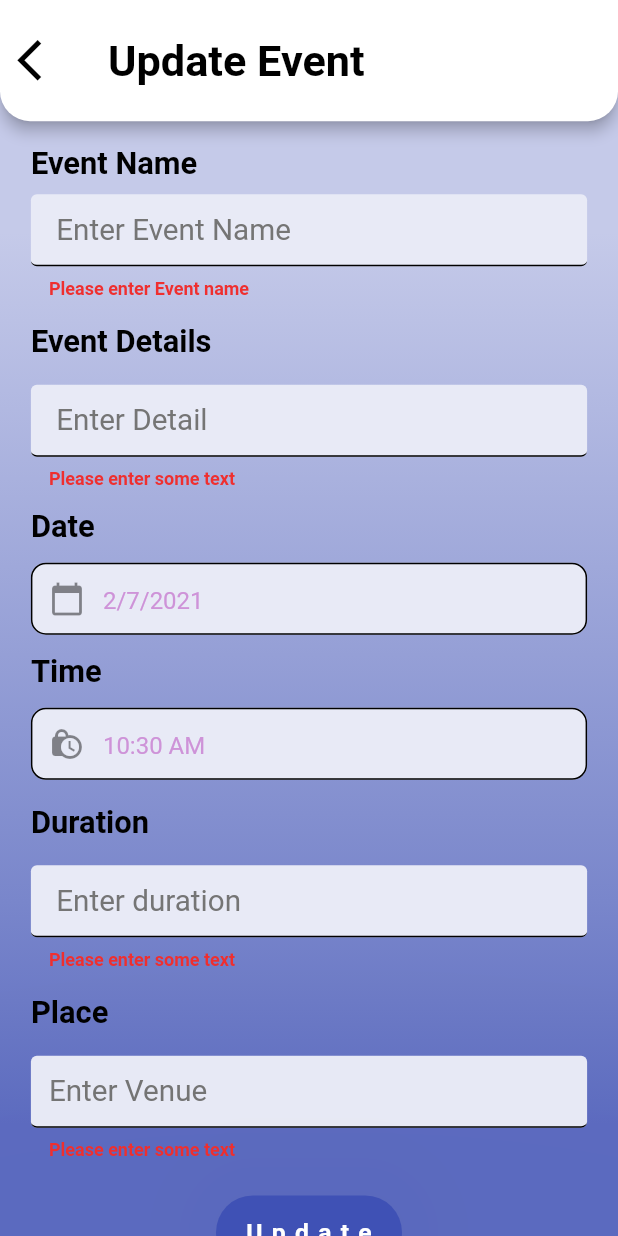
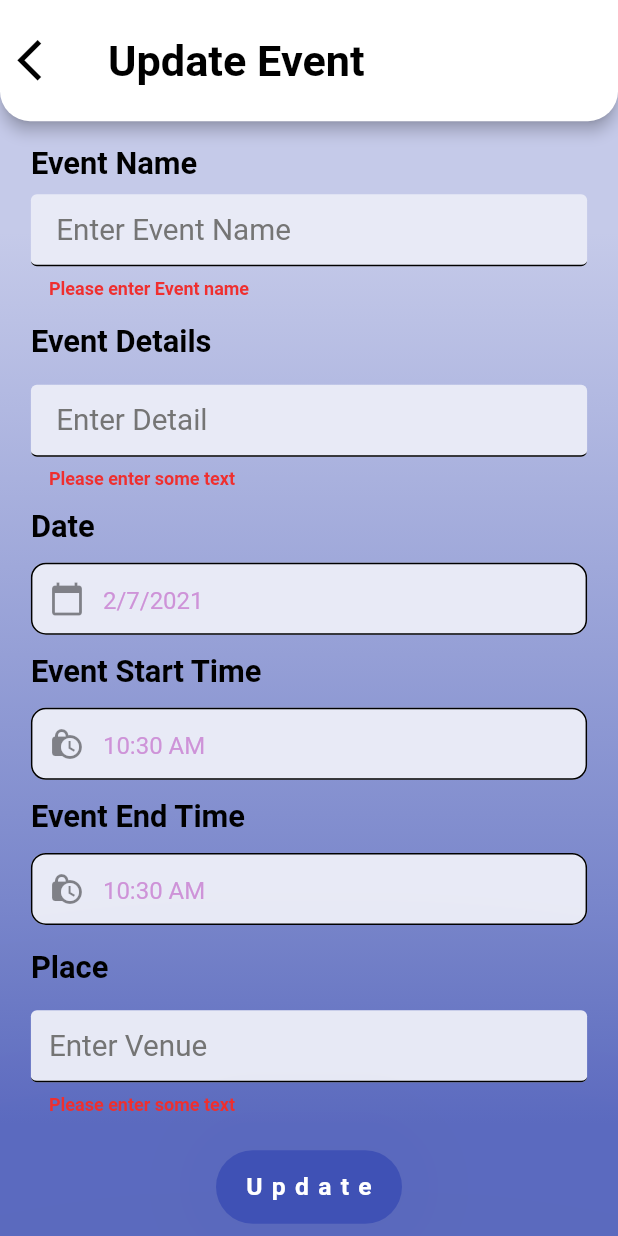
Before and after one commit to open-roboclub/roboclub-flutter, a Flutter app: the EventForm screen opened directly, after a tap on "Update", on a phone screen of 412 x 824 dp. Run offline on Flutter 3.47's test engine with Material 2 defaults, Android fonts, the phone set to English and light mode, and no system bars; our stand-ins replace cloud_firestore, date_format, firebase_auth, google_fonts, google_maps_flutter, google_sign_in and 2 more; accounts and stored records are empty; Roboto replaces fonts that are missing (OpenSans, Signatra).

Commit message:
events fetching done1

```diff
--- a/lib/forms/event.dart
+++ b/lib/forms/event.dart
@@ -18,19 +18,20 @@ class _EventFormState extends State<EventForm> {
   final _formKey = GlobalKey<FormState>();
 
 
-  String _eventName, _details, _posterImg, _duration, _place, _setTime, _setDate;
+  String _eventName, _details, _posterImg, _setEndTime, _place, _setStartTime, _setDate;
 
   String _hour, _minute, _time;
   String dateTime;
   DateTime selectedDate = DateTime.now();
-  TimeOfDay selectedTime = TimeOfDay(hour: 00, minute: 00);
+  TimeOfDay selectedStartTime = TimeOfDay(hour: 00, minute: 00);
+  TimeOfDay selectedEndTime = TimeOfDay(hour: 00, minute: 00);
 
   TextEditingController _dateController = TextEditingController();
-  TextEditingController _timeController = TextEditingController();
+  TextEditingController _startTimeController = TextEditingController();
+  TextEditingController _endTimeController = TextEditingController();
   final eventNameController = TextEditingController();
   final detailController = TextEditingController();
   final posterImgController = TextEditingController();
-  final duratiomController = TextEditingController();
   final placeController = TextEditingController();
 
 
@@ -48,20 +49,37 @@ class _EventFormState extends State<EventForm> {
       });
   }
 
-  Future<Null> _selectTime(BuildContext context) async {
+  Future<Null> _selectStartTime(BuildContext context) async {
     final TimeOfDay picked = await showTimePicker(
       context: context,
-      initialTime: selectedTime,
+      initialTime: selectedStartTime,
     );
     if (picked != null)
       setState(() {
-        selectedTime = picked;
-        _hour = selectedTime.hour.toString();
-        _minute = selectedTime.minute.toString();
+        selectedStartTime = picked;
+        _hour = selectedStartTime.hour.toString();
+        _minute = selectedStartTime.minute.toString();
         _time = _hour + ' : ' + _minute;
-        _timeController.text = _time;
-        _timeController.text = formatDate(
-            DateTime(2019, 08, 1, selectedTime.hour, selectedTime.minute),
+        _startTimeController.text = _time;
+        _startTimeController.text = formatDate(
+            DateTime(2019, 08, 1, selectedStartTime.hour, selectedStartTime.minute),
+            [hh, ':', nn, " ", am]).toString();
+      });
+  }
+  Future<Null> _selectEndTime(BuildContext context) async {
+    final TimeOfDay picked = await showTimePicker(
+      context: context,
+      initialTime: selectedEndTime,
+    );
+    if (picked != null)
+      setState(() {
+        selectedEndTime = picked;
+        _hour = selectedEndTime.hour.toString();
+        _minute = selectedEndTime.minute.toString();
+        _time = _hour + ' : ' + _minute;
+        _endTimeController.text = _time;
+        _endTimeController.text = formatDate(
+            DateTime(2019, 08, 1, selectedEndTime.hour, selectedEndTime.minute),
             [hh, ':', nn, " ", am]).toString();
       });
   }
@@ -69,8 +87,11 @@ class _EventFormState extends State<EventForm> {
   @override
   void initState() {
     _dateController.text = DateFormat.yMd().format(DateTime.now());
-
-    _timeController.text = formatDate(
+    _startTimeController.text = formatDate(
+        DateTime(2019, 08, 1, DateTime.now().hour, DateTime.now().minute),
+        [hh, ':', nn, " ", am]).toString();
+    super.initState();
+    _endTimeController.text = formatDate(
         DateTime(2019, 08, 1, DateTime.now().hour, DateTime.now().minute),
         [hh, ':', nn, " ", am]).toString();
     super.initState();
@@ -258,7 +279,7 @@ class _EventFormState extends State<EventForm> {
                     Container(
                       padding: EdgeInsets.symmetric(horizontal:vpW*0.05, vertical: vpH*0.005),
                       alignment: Alignment.topLeft,
-                      child:Text('Time',style: kLabelStyle,
+                      child:Text('Event Start Time',style: kLabelStyle,
                       ),
                     ),
 
@@ -266,9 +287,9 @@ class _EventFormState extends State<EventForm> {
                         padding: EdgeInsets.symmetric(horizontal:vpW*0.05, vertical: vpH*0.01),
                         child: TextFormField(
                           keyboardType: TextInputType.text,
-                          controller: _timeController,
+                          controller: _startTimeController,
                           onSaved: (String value) {
-                            _setTime = value;
+                            _setStartTime = value;
                           },
                           style: TextStyle(
                             color: Colors.purple[200],
@@ -276,7 +297,7 @@ class _EventFormState extends State<EventForm> {
                           ),
                           decoration: InputDecoration(
                             fillColor: Color(0xFFE8EAF6),
-                            hintText: 'Choose Time',
+                            hintText: 'Choose Start Time',
                             hintStyle: kHintTextStyle,
                             enabledBorder: OutlineInputBorder(
                               borderRadius: BorderRadius.circular(10.0),
@@ -288,7 +309,7 @@ class _EventFormState extends State<EventForm> {
                           ),
                           onTap: ()
                           {
-                            _selectTime(context);
+                            _selectStartTime(context);
                           },
 
                         ),
@@ -296,40 +317,43 @@ class _EventFormState extends State<EventForm> {
                     ),
 
                     Container(
-                      padding: EdgeInsets.symmetric(horizontal:vpW*0.05, vertical: vpH*0.01),
+                      padding: EdgeInsets.symmetric(horizontal:vpW*0.05, vertical: vpH*0.005),
                       alignment: Alignment.topLeft,
-                      child:Text('Duration',style: kLabelStyle,
+                      child:Text('Event End Time',style: kLabelStyle,
                       ),
                     ),
+
                       Padding(
                         padding: EdgeInsets.symmetric(horizontal:vpW*0.05, vertical: vpH*0.01),
                         child: TextFormField(
-                        textCapitalization: TextCapitalization.words,
-                        controller: duratiomController,
+                          keyboardType: TextInputType.text,
+                          controller: _endTimeController,
+                          onSaved: (String value) {
+                            _setEndTime = value;
+                          },
                           style: TextStyle(
                             color: Colors.purple[200],
                             fontFamily: 'OpenSans',
                           ),
                           decoration: InputDecoration(
                             fillColor: Color(0xFFE8EAF6),
-                          hintText: ' Enter duration',
+                            hintText: 'Choose End Time',
                             hintStyle: kHintTextStyle,
                             enabledBorder: OutlineInputBorder(
                               borderRadius: BorderRadius.circular(10.0),
                             ),
+                            prefixIcon: Padding(
+                              padding: EdgeInsets.all(12),
+                              child: Icon(Icons.lock_clock),
+                            ),
+                          ),
+                          onTap: ()
+                          {
+                            _selectEndTime(context);
+                          },
+
                         ),
 
-                        validator: (value) {
-                          if (value.isEmpty) {
-                            return 'Please enter some text';
-                          }
-                          return null;
-                        },
-                        onSaved: (value)
-                        {
-                           _duration = value;
-                        },
-                      ),
                     ),
                     Container(
                       padding: EdgeInsets.symmetric(horizontal:vpW*0.05, vertical: vpH*0.01),
@@ -384,16 +408,17 @@ class _EventFormState extends State<EventForm> {
                               eventName: _eventName,
                               details: _details,
                               date: _setDate,
-                              time: _setTime,
+                              startTime: _setStartTime,
                               place: _place,
-                              duration: _duration,
+                              endTime: _setEndTime,
                               posterURL: "",);
                               print("saved");
                               eventNameController.clear();
                               detailController.clear();
                               _dateController.clear();
+                              _startTimeController.clear();
+                              _endTimeController.clear();
                               placeController.clear();
-                              duratiomController.clear();
                               showDialog(
                               context: context,
                               builder: (BuildContext context) {
--- a/lib/models/event.dart
+++ b/lib/models/event.dart
@@ -1,20 +1,20 @@
 class Event {
   String eventName;
   String details;
-  String duration;
+  String endTime;
   String place;
   String posterURL;
-  String time;
+  String startTime;
   String date;
 
   Event({
     this.eventName,
     this.details,
     this.place,
-    this.time,
+    this.startTime,
     this.date,
     this.posterURL,
-    this.duration,
+    this.endTime,
   });
 
   Map toMap(Event event) {
@@ -22,10 +22,10 @@ class Event {
     data['eventName'] = event.eventName;
     data['details'] = event.details;
     data["place"] = event.place;
-    data["time"] = event.time;
+    data["startTime"] = event.startTime;
     data["date"] = event.date;
     data["posterURL"] = event.posterURL;
-    data["duration"] = event.duration;
+    data["endTime"] = event.endTime;
 
     return data;
   }
@@ -35,9 +35,9 @@ class Event {
     this.eventName = mapData['eventName'];
     this.details = mapData['details'];
     this.place = mapData['place'];
-    this.time = mapData['time'];
+    this.endTime = mapData['endTime'];
     this.date = mapData['date'];
     this.posterURL = mapData['posterURL'];
-    this.duration = mapData['duration'];
+    this.startTime = mapData['startTime'];
   }
 }
--- a/lib/screens/project_info.dart
+++ b/lib/screens/project_info.dart
@@ -27,7 +27,7 @@ class _ProjectInfoState extends State<ProjectInfo> {
     vpW = getViewportWidth(context);
     var heading = TextStyle(fontSize: vpH*0.03,fontWeight:FontWeight.bold);
 
-    bool _ongoing = false;
+    bool _ongoing = true;
 
     return SafeArea(
       child: Scaffold(
--- a/lib/screens/show_event_screen.dart
+++ b/lib/screens/show_event_screen.dart
@@ -5,9 +5,9 @@ import 'package:roboclub_flutter/models/event.dart';
 class ShowEventScreen extends StatefulWidget {
 
 
-  final Event event;
+  final Event eventinfo;
 
-  ShowEventScreen({Key key, this.event}) : super(key:key);
+  ShowEventScreen({Key key, this.eventinfo}) : super(key:key);
 
   @override
   _ShowEventScreenState createState() => _ShowEventScreenState();
@@ -92,7 +92,7 @@ class _ShowEventScreenState extends State<ShowEventScreen> {
                         Padding(
                           padding: const EdgeInsets.only(left: 15, top: 12),
                           child: Text(
-                            widget.event.eventName,
+                            widget.eventinfo.eventName!=null ? widget.eventinfo.eventName : "",
                             style: TextStyle(
                                 fontWeight: FontWeight.bold,
                                 fontSize: vpH * 0.04),
@@ -147,15 +147,15 @@ class _ShowEventScreenState extends State<ShowEventScreen> {
                                 child: Column(
                                   children: [
                                     ListTile(
-                                      title: Text(widget.event.date),
-                                      subtitle: Text(widget.event.time + widget.event.duration),
+                                      title: Text(widget.eventinfo.date),
+                                      subtitle: Text(widget.eventinfo.startTime!=null ?widget.eventinfo.startTime + '-' + widget.eventinfo.endTime : ""),
                                     ),
                                     // SizedBox(
                                     //   height: vpH * 0.02,
                                     // ),
                                     ListTile(
                                       title: Text("Get Direction"),
-                                      subtitle: Text(widget.event.place),
+                                      subtitle: Text(widget.eventinfo.place!= null ? widget.eventinfo.place: ""),
                                     ),
                                   ],
                                 ),
@@ -175,7 +175,7 @@ class _ShowEventScreenState extends State<ShowEventScreen> {
                         Padding(
                           padding: const EdgeInsets.only(left: 15, top: 12),
                           child: Text(
-                            widget.event.details,
+                            widget.eventinfo.details,
                           ),
                         ),
                       ],
--- a/lib/widgets/event_card.dart
+++ b/lib/widgets/event_card.dart
@@ -6,8 +6,9 @@ import 'package:roboclub_flutter/screens/show_event_screen.dart';
 class EventCard extends StatefulWidget {
 
 
-  final Event _event;
-  EventCard(this._event);
+  final Event event;
+  EventCard({Key key,this.event}): super(key: key);
+
 
   @override
   _EventCardState createState() => _EventCardState();
@@ -25,7 +26,7 @@ class _EventCardState extends State<EventCard> {
       onTap:(){
         Navigator.push(
           context, MaterialPageRoute(
-            builder: (context) => ShowEventScreen(event:widget._event)
+            builder: (context) => ShowEventScreen(eventinfo:widget.event)
           ),
         );
       },
@@ -74,12 +75,12 @@ class _EventCardState extends State<EventCard> {
                     crossAxisAlignment: CrossAxisAlignment.start,
                     children: [
                       Text(
-                        widget._event.eventName,
+                        widget.event.eventName!=null ? widget.event.eventName : "",
                         overflow: TextOverflow.ellipsis,
                         style: _titlestyle,
                       ),
                       Text(
-                        widget._event.date + widget._event.time,
+                        widget.event.date!=null ? widget.event.date  : "",
                         overflow: TextOverflow.ellipsis,
                       ),
                       Padding(
```
Also changed, not shown: lib/screens/event_screen.dart (+33 -117 lines), lib/services/event.dart (+4 -3 lines), lib/widgets/featured_event_card.dart (+7 -6 lines). Lines whose indentation alone changed are shown as unchanged.
